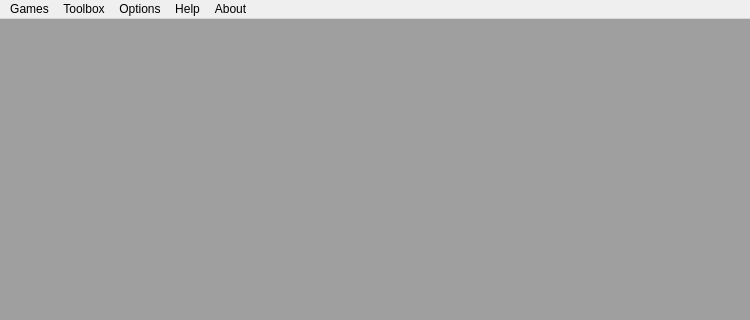
The window that src/ui/main_window.ui (Mudlet/Mudlet) describes before a commit, drawn with Qt 5; both pictures show x 0 to 750 and y 0 to 320 of the 750 by 502 pixel window.
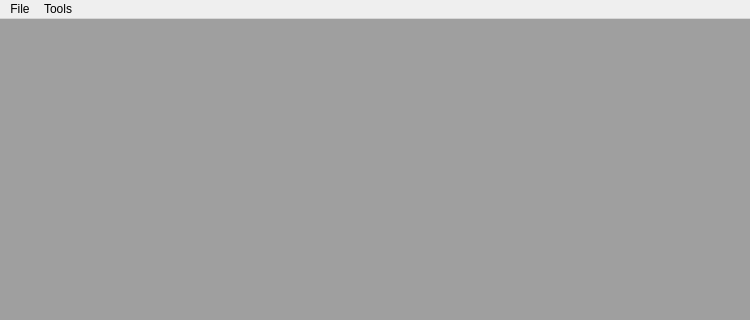
The same window after the commit.

The edit to the form file:
```diff
--- a/src/ui/main_window.ui
+++ b/src/ui/main_window.ui
@@ -92,7 +92,8 @@
    </property>
    <widget class="QMenu" name="menuEditor">
     <property name="title">
-     <string>Toolbox</string>
+     <!-- <string>Toolbox</string> -->
+     <string>Tools</string>
     </property>
     <addaction name="dactionScriptEditor"/>
     <addaction name="dactionShowErrors"/>
@@ -105,15 +106,15 @@
     <addaction name="dactionModuleManager"/>
     <addaction name="dactionPackageExporter"/>
    </widget>
-   <widget class="QMenu" name="menuOptions">
+   <!-- <widget class="QMenu" name="menuOptions">
     <property name="title">
      <string>Options</string>
     </property>
     <addaction name="dactionOptions"/>
-    <addaction name="dactionMultiView"/>
+    <addaction name="dactionMultiView"/> 
     <addaction name="separator"/>
     <addaction name="menuMute"/>
-   </widget>
+   </widget> -->
    <widget class="QMenu" name="menuMute">
     <property name="title">
      <string>Mute media</string>
@@ -122,7 +123,7 @@
     <addaction name="dactionMuteAPI"/>
     <addaction name="dactionMuteGame"/>
    </widget>
-   <widget class="QMenu" name="menuHelp">
+   <!-- <widget class="QMenu" name="menuHelp">
     <property name="title">
      <string>Help</string>
     </property>
@@ -132,18 +133,18 @@
     <addaction name="dactionMudletDiscord"/>
     <addaction name="dactionIRC"/>
     <addaction name="dactionForum"/>
-   </widget>
-   <widget class="QMenu" name="menuAbout">
+   </widget> -->
+   <!-- <widget class="QMenu" name="menuAbout">
     <property name="title">
      <string>About</string>
     </property>
     <addaction name="dactionAbout"/>
     <addaction name="dactionUpdate"/>
     <addaction name="dactionReportIssue"/>
-   </widget>
+   </widget>  --> <!-- Tunark -->
    <widget class="QMenu" name="menuGames">
     <property name="title">
-     <string>Games</string>
+     <string>File</string>
     </property>
     <addaction name="dactionConnect"/>
     <addaction name="separator"/>
@@ -154,9 +155,9 @@
    </widget>
    <addaction name="menuGames"/>
    <addaction name="menuEditor"/>
-   <addaction name="menuOptions"/>
+   <!-- <addaction name="menuOptions"/>
    <addaction name="menuHelp"/>
-   <addaction name="menuAbout"/>
+   <addaction name="menuAbout"/> -->
   </widget>
   <action name="dactionConnect">
    <property name="text">
```
Left out of the diff: 24 changed lines with no effect on the pictures.
